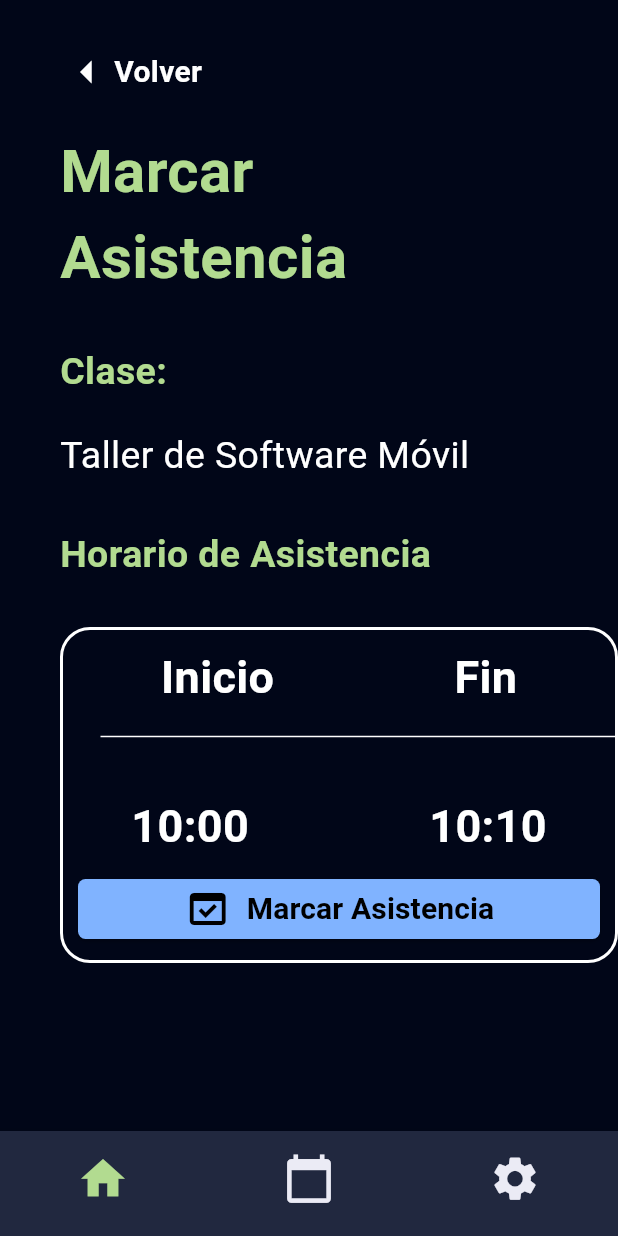
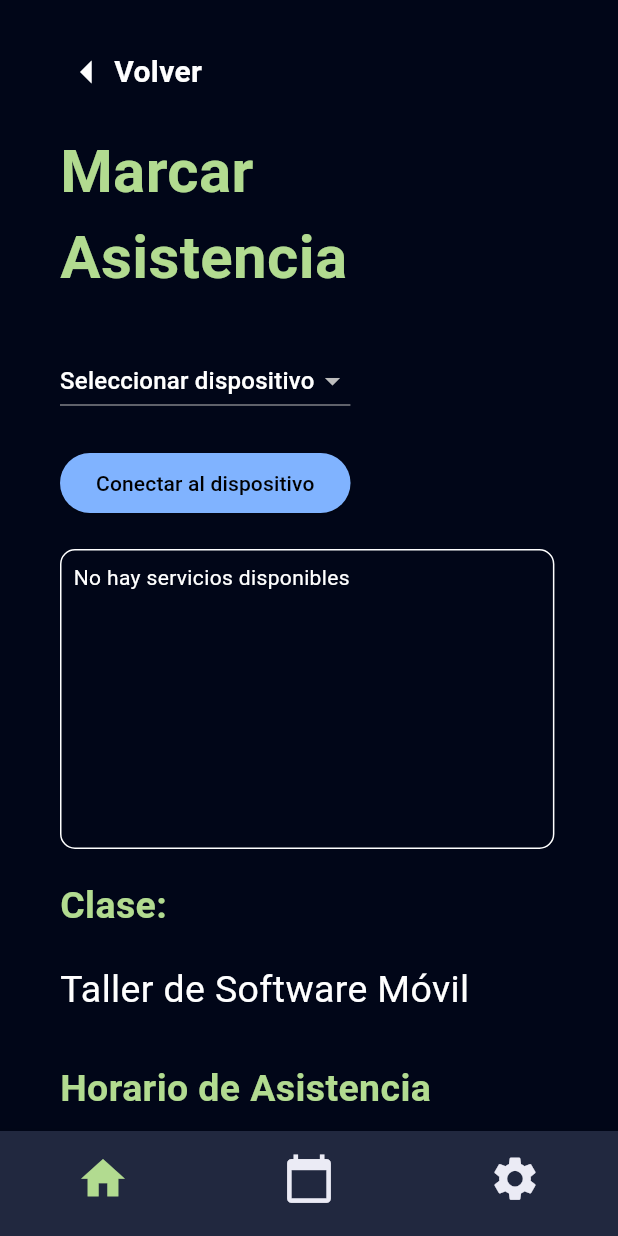
Before and after one commit to adrianiqf/Kunan, a Flutter app: the AlumTomarAsistencia screen opened directly, on a phone screen of 412 x 824 dp. Run offline on Flutter 3.47's test engine with Material 3 defaults, Android fonts, the phone set to English and light mode, and no system bars; our stand-ins replace flutter_blue_plus, shared_preferences; accounts and stored records are empty.

Commit message:
Añadir asistencia alumnos

```diff
--- a/lib/pantallas/Alumnos/alum_asistencia.dart
+++ b/lib/pantallas/Alumnos/alum_asistencia.dart
@@ -1,4 +1,8 @@
+import 'dart:async';
+import 'dart:io';
+import 'dart:convert';
 import 'package:flutter/material.dart';
+import 'package:flutter_blue_plus/flutter_blue_plus.dart';
 import 'package:kunan_v01/pantallas/Alumnos/alum_pantalla_principal.dart';
 import '../../Controladores/save_preferences.dart';
 import '../../widgets/custom_navigationbar.dart';
@@ -18,9 +22,11 @@ class _AlumTomarAsistenciaState extends State<AlumTomarAsistencia> {
   BluetoothDevice? selectedDevice;
   List<BluetoothService> services = [];
   bool isConnecting = false;
+  String asistenciaCodigo =
+      ""; // Variable para almacenar el código de asistencia
 
   static const String SERVICE_UUID_REGISTRAR =
-      "68cce3a1-a94d-4b2f-Ac00-747066e80f05";
+      "68cce3a1-a94d-4b2f-ac00-747066e80f05";
   static const String CHARACTERISTIC_UUID_REGISTRAR =
       "22222222-2222-2222-2222-222222222223";
 
@@ -55,6 +61,27 @@ class _AlumTomarAsistenciaState extends State<AlumTomarAsistencia> {
         print("No se pudo activar el Bluetooth: $e");
       }
     }
+  }
+
+  void _showBluetoothOffDialog() {
+    showDialog(
+      context: context,
+      builder: (BuildContext context) {
+        return AlertDialog(
+          title: Text('Bluetooth desactivado'),
+          content:
+              Text('Por favor, active el Bluetooth para usar esta función.'),
+          actions: <Widget>[
+            TextButton(
+              child: Text('OK'),
+              onPressed: () {
+                Navigator.of(context).pop();
+              },
+            ),
+          ],
+        );
+      },
+    );
   }
 
   void _startScan() async {
@@ -106,7 +133,7 @@ class _AlumTomarAsistenciaState extends State<AlumTomarAsistencia> {
       BluetoothService? targetService;
       for (var service in services) {
         print(service);
-        if (service.uuid.toString() == SERVICE_UUID_CAMBIO_ESTADO) {
+        if (service.uuid.toString() == SERVICE_UUID_REGISTRAR) {
           targetService = service;
           break;
         }
@@ -119,8 +146,7 @@ class _AlumTomarAsistenciaState extends State<AlumTomarAsistencia> {
 
       BluetoothCharacteristic? targetCharacteristic;
       for (var characteristic in targetService.characteristics) {
-        if (characteristic.uuid.toString() ==
-            CHARACTERISTIC_UUID_CAMBIO_ESTADO) {
+        if (characteristic.uuid.toString() == CHARACTERISTIC_UUID_REGISTRAR) {
           targetCharacteristic = characteristic;
           break;
         }
@@ -131,34 +157,28 @@ class _AlumTomarAsistenciaState extends State<AlumTomarAsistencia> {
         return;
       }
 
-      await targetCharacteristic.write(utf8.encode('start'));
-      print('Se envió "start" a la característica');
+      await targetCharacteristic.write(utf8.encode(asistenciaCodigo));
+      print('Se envió el código de asistencia a la característica');
     } catch (e) {
       print('Error al iniciar asistencia: $e');
     }
   }
 
-
-
   @override
   Widget build(BuildContext context) {
+    final screenSize = MediaQuery.of(context).size;
+
     return Scaffold(
       body: Container(
         color: const Color.fromRGBO(1, 6, 24, 1),
         padding: const EdgeInsets.only(top: 30, left: 40),
+        child: SingleChildScrollView(
           child: Column(
             crossAxisAlignment: CrossAxisAlignment.start,
             children: [
-            // LOGO
-            Column(
-              children: [
               GestureDetector(
                 onTap: () {
-                    Navigator.pushReplacement(
-                        context,
-                        MaterialPageRoute(
-                            builder: (context) => const EstMainMenuScreen(
-                                idUsuario: 'OuVmuk1gaojmulu9AnhQ')));
+                  Navigator.pop(context);
                 },
                 child: const Row(
                   children: [
@@ -178,8 +198,6 @@ class _AlumTomarAsistenciaState extends State<AlumTomarAsistencia> {
                   ],
                 ),
               ),
-              ],
-            ),
               const SizedBox(height: 20),
               Container(
                 margin: const EdgeInsets.only(right: 60),
@@ -193,6 +211,58 @@ class _AlumTomarAsistenciaState extends State<AlumTomarAsistencia> {
                 ),
               ),
               const SizedBox(height: 30),
+              // BLE options
+              DropdownButton<BluetoothDevice>(
+                value: selectedDevice,
+                hint: Text('Seleccionar dispositivo',
+                    style: TextStyle(color: Colors.white)),
+                dropdownColor: Color.fromRGBO(1, 6, 24, 1),
+                items: devices.map((result) {
+                  return DropdownMenuItem(
+                    value: result.device,
+                    child: Text(
+                      result.device.platformName ?? 'Dispositivo desconocido',
+                      style: TextStyle(color: Colors.white),
+                    ),
+                  );
+                }).toList(),
+                onChanged: (BluetoothDevice? value) {
+                  setState(() {
+                    selectedDevice = value;
+                  });
+                },
+              ),
+              SizedBox(height: 20),
+              ElevatedButton(
+                onPressed: isConnecting ? null : _connectToDevice,
+                child: Text(
+                    isConnecting ? 'Conectando...' : 'Conectar al dispositivo'),
+                style: ElevatedButton.styleFrom(
+                  backgroundColor: Color.fromRGBO(128, 179, 255, 1),
+                  foregroundColor: Colors.black,
+                ),
+              ),
+              SizedBox(height: 20),
+              Container(
+                width: screenSize.width * 0.8,
+                height: 200,
+                decoration: BoxDecoration(
+                  border: Border.all(color: Colors.white),
+                  borderRadius: BorderRadius.circular(10),
+                ),
+                child: SingleChildScrollView(
+                  child: Padding(
+                    padding: const EdgeInsets.all(8.0),
+                    child: Text(
+                      services.isEmpty
+                          ? 'No hay servicios disponibles'
+                          : services.map((s) => s.uuid.toString()).join('\n'),
+                      style: TextStyle(color: Colors.white),
+                    ),
+                  ),
+                ),
+              ),
+              const SizedBox(height: 20),
               // Clase activa
               const Text(
                 'Clase:',
@@ -290,17 +360,56 @@ class _AlumTomarAsistenciaState extends State<AlumTomarAsistencia> {
                         ],
                       ),
                     ),
+                  ],
+                ),
+              ),
+              const SizedBox(height: 20),
+// Número de asistencia
+              const Text(
+                'Número de Asistencia',
+                style: TextStyle(
+                  fontSize: 25,
+                  color: Color.fromRGBO(178, 219, 144, 1),
+                  fontWeight: FontWeight.w600,
+                ),
+              ),
+              const SizedBox(height: 20),
+              Container(
+                width: 200,
+                decoration: BoxDecoration(
+                  border: Border.all(color: Colors.white, width: 2),
+                  borderRadius: BorderRadius.circular(10),
+                ),
+                child: TextField(
+                  maxLength: 8,
+                  style: TextStyle(color: Colors.white),
+                  onChanged: (value) {
+                    setState(() {
+                      asistenciaCodigo = value; // Guardar el código ingresado
+                    });
+                  },
+                  decoration: InputDecoration(
+                    border: InputBorder.none,
+                    counterText: "",
+                    contentPadding: EdgeInsets.all(10),
+                    hintText: 'Ingresar codigo estudiante',
+                    hintStyle: TextStyle(color: Colors.white54),
+                  ),
+                  keyboardType: TextInputType.number,
+                ),
+              ),
+              const SizedBox(height: 20),
+// Botón Marcar Asistencia
               Container(
                 margin: const EdgeInsets.all(10),
                 child: Row(
                   children: [
                     Expanded(
                       child: ElevatedButton(
-                            onPressed: () {
+                        onPressed: () async {
+                          await _registrarAsistencia(); // Enviar el código al dispositivo BLE
                           setState(() {
                             asistenciaMarcada = true;
-                                SharedPrefUtils.saveBool(
-                                    "asistenciaMarcada", asistenciaMarcada);
                           });
                         },
                         style: ElevatedButton.styleFrom(
@@ -334,11 +443,7 @@ class _AlumTomarAsistenciaState extends State<AlumTomarAsistencia> {
                   ],
                 ),
               ),
-                ],
-              ),
-            ),
               const SizedBox(height: 60),
-
               if (asistenciaMarcada)
                 const SizedBox(
                   width: 400,
@@ -363,6 +468,7 @@ class _AlumTomarAsistenciaState extends State<AlumTomarAsistencia> {
             ],
           ),
         ),
+      ),
       bottomNavigationBar: const CustomBottomNavigationBar(
         initialIndex: 0,
         usuario: 'Alumno',
```
Also changed, not shown: 1 other file. Lines whose indentation alone changed are shown as unchanged.
